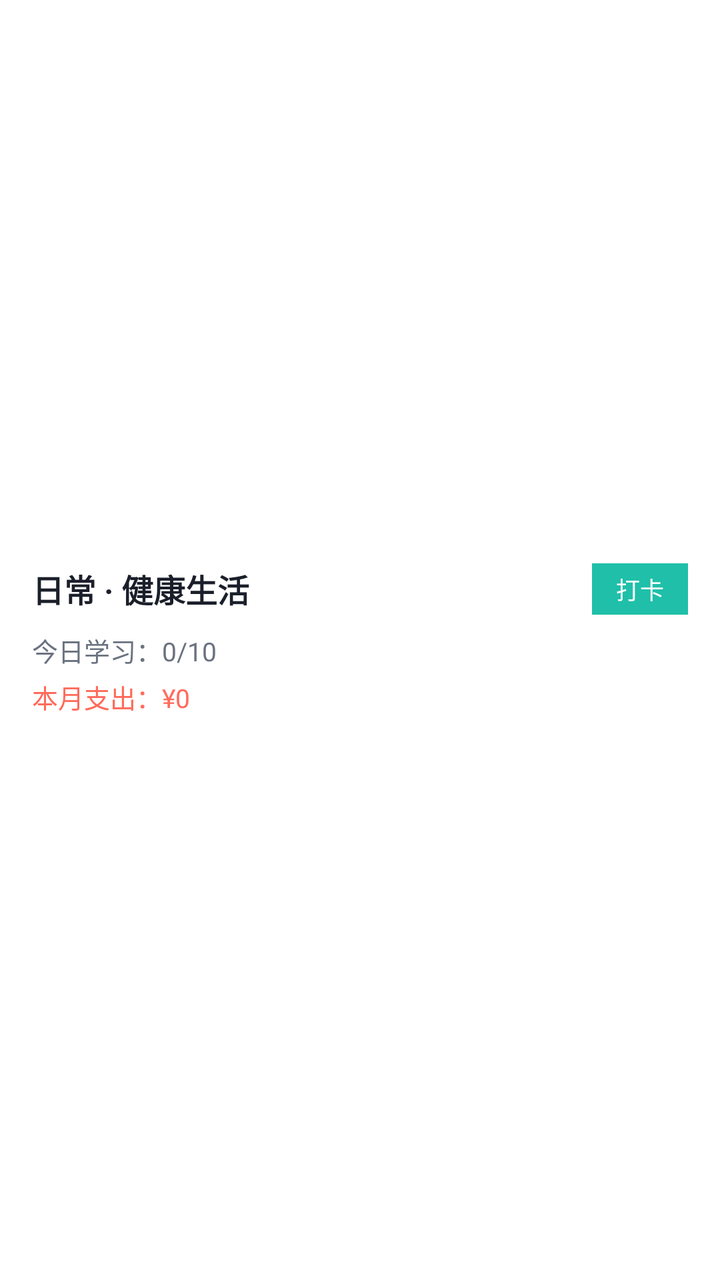
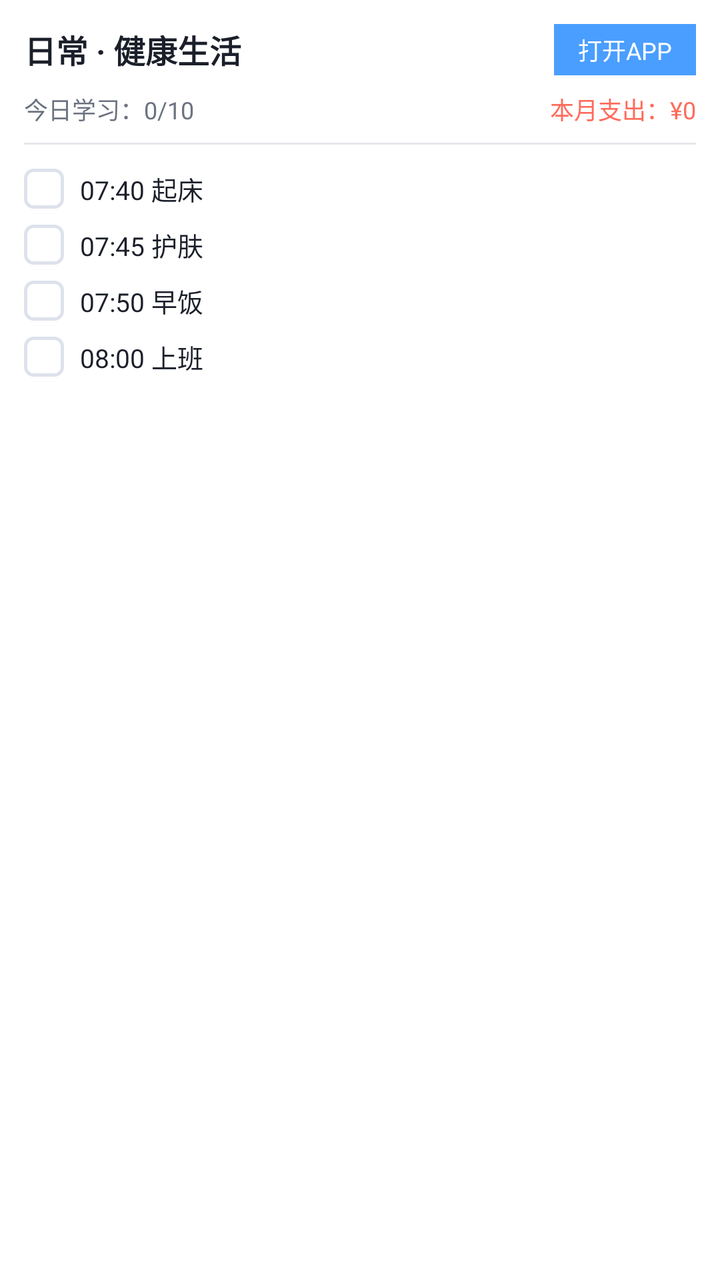

An Android layout rendered at two revisions. The XML below is the earlier revision; the diff shows what the commit changed to produce the second picture.
<!-- AndroidManifest.xml: application theme Theme.AppCompat.Light.NoActionBar -->
<!-- res/layout/widget_health_card.xml -->
<?xml version="1.0" encoding="utf-8"?>
<LinearLayout xmlns:android="http://schemas.android.com/apk/res/android"
    android:layout_width="match_parent"
    android:layout_height="match_parent"
    android:background="#FFFFFF"
    android:padding="16dp"
    android:orientation="vertical"
    android:gravity="center_vertical">

    <LinearLayout
        android:layout_width="match_parent"
        android:layout_height="wrap_content"
        android:orientation="horizontal"
        android:gravity="center_vertical">
        <TextView
            android:layout_width="0dp"
            android:layout_weight="1"
            android:layout_height="wrap_content"
            android:text="日常 · 健康生活"
            android:textColor="#1B1F2A"
            android:textSize="16sp"
            android:textStyle="bold" />
        
        
        <TextView
            android:id="@+id/widget_btn_checkin"
            android:layout_width="wrap_content"
            android:layout_height="wrap_content"
            android:text="打卡"
            android:background="#1FBFA9"
            android:paddingLeft="12dp"
            android:paddingRight="12dp"
            android:paddingTop="4dp"
            android:paddingBottom="4dp"
            android:textColor="#FFFFFF"
            android:textSize="12sp" />
    </LinearLayout>

    <TextView
        android:id="@+id/widget_progress"
        android:layout_width="wrap_content"
        android:layout_height="wrap_content"
        android:layout_marginTop="8dp"
        android:text="今日学习：0/10"
        android:textColor="#6b7280"
        android:textSize="13sp" />

    <TextView
        android:id="@+id/widget_expense"
        android:layout_width="wrap_content"
        android:layout_height="wrap_content"
        android:layout_marginTop="4dp"
        android:text="本月支出：¥0"
        android:textColor="#FF6B5B"
        android:textSize="13sp" />
</LinearLayout>
<!-- resources referenced by this layout -->
<resources>

</resources>

<!-- the commit's change to res/layout/widget_health_card.xml (unified diff, before → after) -->
@@ -3,10 +3,10 @@
     android:layout_width="match_parent"
     android:layout_height="match_parent"
     android:background="#FFFFFF"
-    android:padding="16dp"
-    android:orientation="vertical"
-    android:gravity="center_vertical">
+    android:padding="12dp"
+    android:orientation="vertical">
 
+    
     <LinearLayout
         android:layout_width="match_parent"
         android:layout_height="wrap_content"
@@ -20,14 +20,12 @@
             android:textColor="#1B1F2A"
             android:textSize="16sp"
             android:textStyle="bold" />
-        
-        
         <TextView
-            android:id="@+id/widget_btn_checkin"
+            android:id="@+id/widget_btn_open_app"
             android:layout_width="wrap_content"
             android:layout_height="wrap_content"
-            android:text="打卡"
-            android:background="#1FBFA9"
+            android:text="打开APP"
+            android:background="#4A9EFF"
             android:paddingLeft="12dp"
             android:paddingRight="12dp"
             android:paddingTop="4dp"
@@ -36,21 +34,134 @@
             android:textSize="12sp" />
     </LinearLayout>
 
-    <TextView
-        android:id="@+id/widget_progress"
-        android:layout_width="wrap_content"
+    
+    <LinearLayout
+        android:layout_width="match_parent"
         android:layout_height="wrap_content"
+        android:orientation="horizontal"
+        android:layout_marginTop="8dp">
+        <TextView
+            android:id="@+id/widget_progress"
+            android:layout_width="0dp"
+            android:layout_weight="1"
+            android:layout_height="wrap_content"
+            android:text="今日学习：0/10"
+            android:textColor="#6b7280"
+            android:textSize="12sp" />
+        <TextView
+            android:id="@+id/widget_expense"
+            android:layout_width="wrap_content"
+            android:layout_height="wrap_content"
+            android:text="本月支出：¥0"
+            android:textColor="#FF6B5B"
+            android:textSize="12sp" />
+    </LinearLayout>
+
+    <View
+        android:layout_width="match_parent"
+        android:layout_height="1dp"
+        android:background="#E5E7EB"
         android:layout_marginTop="8dp"
-        android:text="今日学习：0/10"
-        android:textColor="#6b7280"
-        android:textSize="13sp" />
+        android:layout_marginBottom="8dp" />
 
-    <TextView
-        android:id="@+id/widget_expense"
-        android:layout_width="wrap_content"
+    
+    <LinearLayout
+        android:id="@+id/widget_item_1_layout"
+        android:layout_width="match_parent"
         android:layout_height="wrap_content"
-        android:layout_marginTop="4dp"
-        android:text="本月支出：¥0"
-        android:textColor="#FF6B5B"
-        android:textSize="13sp" />
+        android:orientation="horizontal"
+        android:gravity="center_vertical"
+        android:paddingTop="4dp"
+        android:paddingBottom="4dp">
+        <ImageView
+            android:id="@+id/widget_item_1_check"
+            android:layout_width="20dp"
+            android:layout_height="20dp"
+            android:src="@drawable/widget_checkbox_bg" />
+        <TextView
+            android:id="@+id/widget_item_1_text"
+            android:layout_width="0dp"
+            android:layout_weight="1"
+            android:layout_height="wrap_content"
+            android:layout_marginLeft="8dp"
+            android:text="07:40 起床"
+            android:textColor="#1B1F2A"
+            android:textSize="13sp" />
+    </LinearLayout>
+
+    
+    <LinearLayout
+        android:id="@+id/widget_item_2_layout"
+        android:layout_width="match_parent"
+        android:layout_height="wrap_content"
+        android:orientation="horizontal"
+        android:gravity="center_vertical"
+        android:paddingTop="4dp"
+        android:paddingBottom="4dp">
+        <ImageView
+            android:id="@+id/widget_item_2_check"
+            android:layout_width="20dp"
+            android:layout_height="20dp"
+            android:src="@drawable/widget_checkbox_bg" />
+        <TextView
+            android:id="@+id/widget_item_2_text"
+            android:layout_width="0dp"
+            android:layout_weight="1"
+            android:layout_height="wrap_content"
+            android:layout_marginLeft="8dp"
+            android:text="07:45 护肤"
+            android:textColor="#1B1F2A"
+            android:textSize="13sp" />
+    </LinearLayout>
+
+    
+    <LinearLayout
+        android:id="@+id/widget_item_3_layout"
+        android:layout_width="match_parent"
+        android:layout_height="wrap_content"
+        android:orientation="horizontal"
+        android:gravity="center_vertical"
+        android:paddingTop="4dp"
+        android:paddingBottom="4dp">
+        <ImageView
+            android:id="@+id/widget_item_3_check"
+            android:layout_width="20dp"
+            android:layout_height="20dp"
+            android:src="@drawable/widget_checkbox_bg" />
+        <TextView
+            android:id="@+id/widget_item_3_text"
+            android:layout_width="0dp"
+            android:layout_weight="1"
+            android:layout_height="wrap_content"
+            android:layout_marginLeft="8dp"
+            android:text="07:50 早饭"
+            android:textColor="#1B1F2A"
+            android:textSize="13sp" />
+    </LinearLayout>
+
+    
+    <LinearLayout
+        android:id="@+id/widget_item_4_layout"
+        android:layout_width="match_parent"
+        android:layout_height="wrap_content"
+        android:orientation="horizontal"
+        android:gravity="center_vertical"
+        android:paddingTop="4dp"
+        android:paddingBottom="4dp">
+        <ImageView
+            android:id="@+id/widget_item_4_check"
+            android:layout_width="20dp"
+            android:layout_height="20dp"
+            android:src="@drawable/widget_checkbox_bg" />
+        <TextView
+            android:id="@+id/widget_item_4_text"
+            android:layout_width="0dp"
+            android:layout_weight="1"
+            android:layout_height="wrap_content"
+            android:layout_marginLeft="8dp"
+            android:text="08:00 上班"
+            android:textColor="#1B1F2A"
+            android:textSize="13sp" />
+    </LinearLayout>
+
 </LinearLayout>
<!-- resource entries referenced after the edit -->
@@ -1,5 +1,12 @@
 <!-- resources referenced by this layout -->
 <resources>
-
+  <!-- drawable widget_checkbox_bg (drawable) -->
+  <?xml version="1.0" encoding="utf-8"?>
+  <shape xmlns:android="http://schemas.android.com/apk/res/android"
+      android:shape="rectangle">
+      <solid android:color="#FFFFFF" />
+      <stroke android:width="1.5dp" android:color="#DDE2EC" />
+      <corners android:radius="4dp" />
+  </shape>
 </resources>
 
